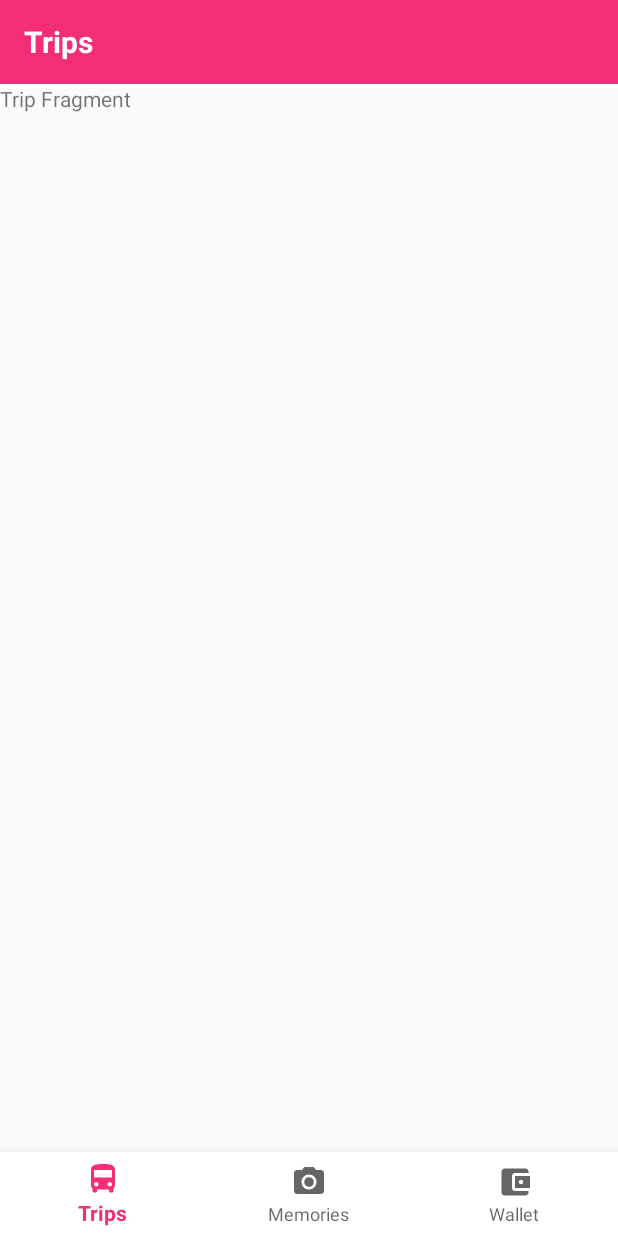
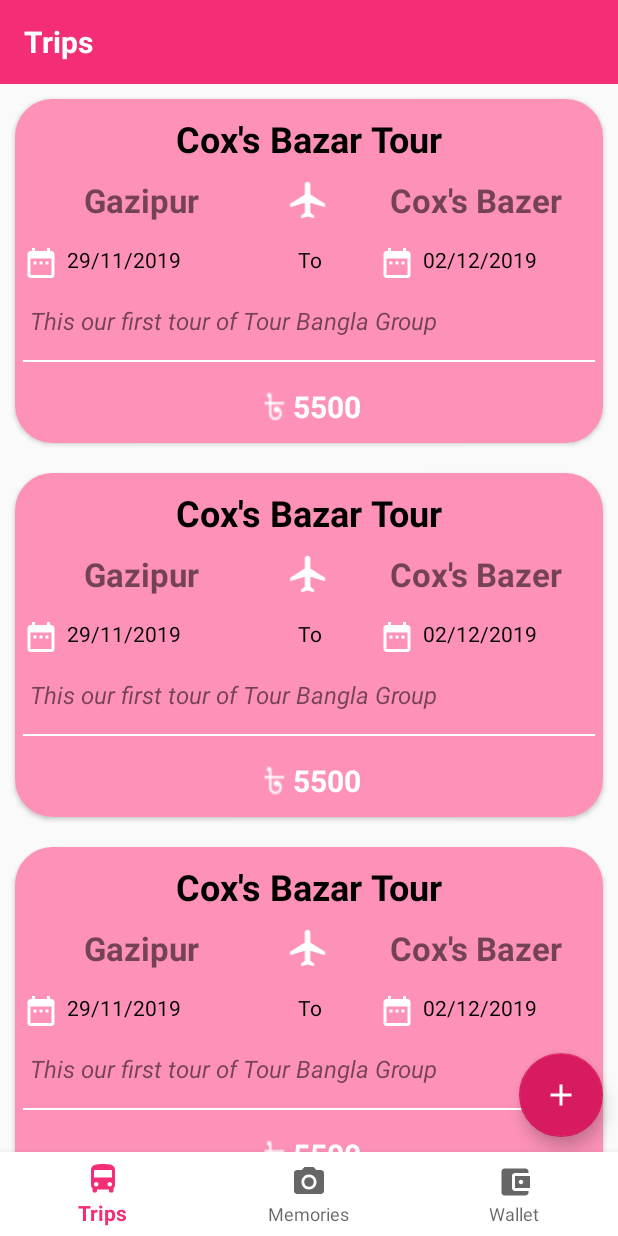
Before and after one commit to alamin-karno/TourMate, an Android app: the TripFragment screen opened directly, with no data from a screen before it, on a phone screen of 412 x 824 dp. Run offline under Robolectric (Android 15) with nearby library versions, the phone set to English and light mode, and no system bars.

Commit message:
Fragment Added.

```diff
--- a/app/src/main/AndroidManifest.xml
+++ b/app/src/main/AndroidManifest.xml
@@ -9,7 +9,8 @@
         android:roundIcon="@mipmap/ic_launcher_round"
         android:supportsRtl="true"
         android:theme="@style/AppTheme">
-        <activity android:name=".activity.ForgetPasswordActivity"></activity>
+        <activity android:name=".activity.AddTripActivity"></activity>
+        <activity android:name=".activity.ForgetPasswordActivity" />
         <activity android:name=".splash_screen.SplashActivity">
             <intent-filter>
                 <action android:name="android.intent.action.MAIN" />
@@ -18,8 +19,9 @@
             </intent-filter>
         </activity>
         <activity android:name=".activity.SignupActivity" />
-        <activity android:name=".activity.LoginActivity"></activity>
+        <activity android:name=".activity.LoginActivity" />
         <activity android:name=".activity.MainActivity" />
+
         <service
             android:name=".service.MyFirebaseMessagingService"
             android:exported="false">
--- /dev/null
+++ b/app/src/main/java/com/teamblank/tourmate/adapters/TripAdapter.java
@@ -0,0 +1,60 @@
+package com.teamblank.tourmate.adapters;
+
+import android.view.LayoutInflater;
+import android.view.View;
+import android.view.ViewGroup;
+import android.widget.TextView;
+
+import androidx.annotation.NonNull;
+import androidx.recyclerview.widget.RecyclerView;
+
+import com.teamblank.tourmate.R;
+import com.teamblank.tourmate.model_class.Trip;
+
+import java.util.List;
+
+public class TripAdapter extends RecyclerView.Adapter<TripAdapter.ViewHolder> {
+    private List<Trip> trips;
+
+    public TripAdapter(List<Trip> trips) {
+        this.trips = trips;
+    }
+
+    @NonNull
+    @Override
+    public TripAdapter.ViewHolder onCreateViewHolder(@NonNull ViewGroup parent, int viewType) {
+        View view = LayoutInflater.from(parent.getContext()).inflate(R.layout.model_design_tour_expense,parent,false);
+        return new ViewHolder(view);
+    }
+
+    @Override
+    public void onBindViewHolder(@NonNull TripAdapter.ViewHolder holder, int position) {
+        Trip trip = trips.get(position);
+        holder.triptitleTV.setText(trip.getTriptitle());
+        holder.startlocationTV.setText(trip.getStartlocation());
+        holder.locationtripTV.setText(trip.getTriplocation());
+        holder.startdateTV.setText(trip.getStartdate());
+        holder.enddateTV.setText(trip.getEnddate());
+        holder.tripdetailsTV.setText(trip.getTripdetails());
+        holder.tripbudgetTV.setText(trip.getTripbudget());
+    }
+
+    @Override
+    public int getItemCount() {
+        return trips.size();
+    }
+
+    public class ViewHolder extends RecyclerView.ViewHolder {
+        private TextView triptitleTV,startlocationTV,locationtripTV,startdateTV,enddateTV,tripdetailsTV,tripbudgetTV;
+        public ViewHolder(@NonNull View itemView) {
+            super(itemView);
+            triptitleTV = itemView.findViewById(R.id.triptitleTV);
+            startlocationTV = itemView.findViewById(R.id.startloactionTV);
+            locationtripTV = itemView.findViewById(R.id.locationtripTV);
+            startdateTV = itemView.findViewById(R.id.startdateTV);
+            enddateTV = itemView.findViewById(R.id.enddateTV);
+            tripdetailsTV = itemView.findViewById(R.id.tripdetailsTV);
+            tripbudgetTV = itemView.findViewById(R.id.tripbudgetTV);
+        }
+    }
+}
--- a/app/src/main/java/com/teamblank/tourmate/fragments/TripFragment.java
+++ b/app/src/main/java/com/teamblank/tourmate/fragments/TripFragment.java
@@ -4,16 +4,26 @@ package com.teamblank.tourmate.fragments;
 import android.os.Bundle;
 
 import androidx.fragment.app.Fragment;
+import androidx.recyclerview.widget.LinearLayoutManager;
+import androidx.recyclerview.widget.RecyclerView;
 
 import android.view.LayoutInflater;
 import android.view.View;
 import android.view.ViewGroup;
 
+import com.google.android.material.floatingactionbutton.FloatingActionButton;
 import com.teamblank.tourmate.R;
+import com.teamblank.tourmate.adapters.TripAdapter;
+import com.teamblank.tourmate.model_class.Trip;
+
+import java.util.ArrayList;
+import java.util.List;
 
 public class TripFragment extends Fragment {
-
-
+    private List<Trip> tripList;
+    private RecyclerView recyclerView;
+    private TripAdapter adapter;
+    private FloatingActionButton addtripfavicon;
     public TripFragment() {
         // Required empty public constructor
     }
@@ -23,7 +33,29 @@ public class TripFragment extends Fragment {
     public View onCreateView(LayoutInflater inflater, ViewGroup container,
                              Bundle savedInstanceState) {
         // Inflate the layout for this fragment
-        return inflater.inflate(R.layout.fragment_trip, container, false);
+        View view = inflater.inflate(R.layout.fragment_trip, container, false);
+
+        init(view);
+
+        tripList.add(new Trip("1","Cox's Bazar Tour","Gazipur","Cox's Bazer","29/11/2019","02/12/2019","This our first tour of Tour Bangla Group","5500"));
+        tripList.add(new Trip("1","Cox's Bazar Tour","Gazipur","Cox's Bazer","29/11/2019","02/12/2019","This our first tour of Tour Bangla Group","5500"));
+        tripList.add(new Trip("1","Cox's Bazar Tour","Gazipur","Cox's Bazer","29/11/2019","02/12/2019","This our first tour of Tour Bangla Group","5500"));
+        tripList.add(new Trip("1","Cox's Bazar Tour","Gazipur","Cox's Bazer","29/11/2019","02/12/2019","This our first tour of Tour Bangla Group","5500"));
+        tripList.add(new Trip("1","Cox's Bazar Tour","Gazipur","Cox's Bazer","29/11/2019","02/12/2019","This our first tour of Tour Bangla Group","5500"));
+        tripList.add(new Trip("1","Cox's Bazar Tour","Gazipur","Cox's Bazer","29/11/2019","02/12/2019","This our first tour of Tour Bangla Group","5500"));
+        tripList.add(new Trip("1","Cox's Bazar Tour","Gazipur","Cox's Bazer","29/11/2019","02/12/2019","This our first tour of Tour Bangla Group","5500"));
+        tripList.add(new Trip("1","Cox's Bazar Tour","Gazipur","Cox's Bazer","29/11/2019","02/12/2019","This our first tour of Tour Bangla Group","5500"));
+        adapter.notifyDataSetChanged();
+        return view;
+    }
+
+    private void init(View view) {
+        addtripfavicon = view.findViewById(R.id.addTripFav);
+        tripList = new ArrayList<>();
+        recyclerView = view.findViewById(R.id.tripRecyclerView);
+        recyclerView.setLayoutManager(new LinearLayoutManager(getContext()));
+        adapter = new TripAdapter(tripList);
+        recyclerView.setAdapter(adapter);
     }
 
 }
--- /dev/null
+++ b/app/src/main/res/drawable/add.xml
@@ -0,0 +1,5 @@
+<vector android:height="24dp" android:tint="#FFFFFF"
+    android:viewportHeight="24.0" android:viewportWidth="24.0"
+    android:width="24dp" xmlns:android="http://schemas.android.com/apk/res/android">
+    <path android:fillColor="#FF000000" android:pathData="M19,13h-6v6h-2v-6H5v-2h6V5h2v6h6v2z"/>
+</vector>
--- a/app/src/main/res/layout/activity_login.xml
+++ b/app/src/main/res/layout/activity_login.xml
@@ -67,7 +67,7 @@
             android:drawablePadding="5dp"
             android:background="@drawable/fieldbg"
             android:padding="15dp"
-            android:inputType="phone"
+            android:inputType="textEmailAddress"
             android:layout_margin="10dp"/>
         <EditText
             android:id="@+id/passwordET"
--- a/app/src/main/res/layout/fragment_trip.xml
+++ b/app/src/main/res/layout/fragment_trip.xml
@@ -1,14 +1,22 @@
 <?xml version="1.0" encoding="utf-8"?>
-<FrameLayout xmlns:android="http://schemas.android.com/apk/res/android"
+<RelativeLayout xmlns:android="http://schemas.android.com/apk/res/android"
     xmlns:tools="http://schemas.android.com/tools"
     android:layout_width="match_parent"
     android:layout_height="match_parent"
     tools:context=".fragments.TripFragment">
 
-    <!-- TODO: Update blank fragment layout -->
-    <TextView
+    <androidx.recyclerview.widget.RecyclerView
         android:layout_width="match_parent"
         android:layout_height="match_parent"
-        android:text="Trip Fragment" />
+        android:id="@+id/tripRecyclerView"/>
+    <com.google.android.material.floatingactionbutton.FloatingActionButton
+        android:id="@+id/addTripFav"
+        android:layout_width="wrap_content"
+        android:layout_height="wrap_content"
+        android:layout_alignParentBottom="true"
+        android:layout_alignParentRight="true"
+        android:layout_marginBottom="10dp"
+        android:src="@drawable/add"
+        android:layout_marginRight="10dp"/>
 
-</FrameLayout>
+</RelativeLayout>
--- a/app/src/main/res/layout/model_design_tour_expense.xml
+++ b/app/src/main/res/layout/model_design_tour_expense.xml
@@ -8,12 +8,12 @@
     <androidx.cardview.widget.CardView
         android:layout_width="match_parent"
         android:layout_height="wrap_content"
-        app:cardCornerRadius="12dp"
+        app:cardCornerRadius="25dp"
         android:layout_margin="10dp">
         <LinearLayout
             android:layout_width="match_parent"
             android:layout_height="wrap_content"
-            android:background="@color/colorPrimary"
+            android:background="#FD91B8"
             android:orientation="vertical">
             <TextView
                 android:id="@+id/triptitleTV"
@@ -21,7 +21,7 @@
                 android:layout_height="wrap_content"
                 android:text="Trip Title"
                 android:textSize="24sp"
-                android:textColor="#FFF"
+                android:textColor="#000"
                 android:textStyle="bold"
                 android:textAlignment="center"
                 android:layout_marginTop="10dp"/>
@@ -36,7 +36,6 @@
                     android:layout_weight=".4"
                     android:layout_height="match_parent"
                     android:text="Gazipur"
-                    android:textColor="#FFF"
                     android:textSize="22sp"
                     android:textStyle="bold"
                     android:textAlignment="center"/>
@@ -52,7 +51,6 @@
                     android:layout_height="match_parent"
                     android:text="Cox's Bazar"
                     android:textSize="22sp"
-                    android:textColor="#FFF"
                     android:textStyle="bold"
                     android:textAlignment="center"/>
             </LinearLayout>
@@ -67,7 +65,7 @@
                     android:layout_height="match_parent"
                     android:text="Trip Start Date"
                     android:drawableLeft="@drawable/date"
-                    android:textColor="#FFF"
+                    android:textColor="#000"
                     android:drawablePadding="5dp"
                     android:layout_margin="5dp"/>
                 <TextView
@@ -75,7 +73,7 @@
                     android:layout_height="match_parent"
                     android:layout_weight=".2"
                     android:text="To"
-                    android:textColor="#FFF"
+                    android:textColor="#000"
                     android:layout_margin="5dp"
                     android:textAlignment="center"/>
                 <TextView
@@ -84,7 +82,7 @@
                     android:layout_weight=".4"
                     android:layout_height="match_parent"
                     android:text="Trip End Date"
-                    android:textColor="#FFF"
+                    android:textColor="#000"
                     android:drawableLeft="@drawable/date"
                     android:drawablePadding="5dp"
                     android:layout_margin="5dp"/>
@@ -97,7 +95,6 @@
                 android:text="Discription"
                 android:textSize="16sp"
                 android:textStyle="italic"
-                android:textColor="#FFF"
                 android:layout_margin="10dp"/>
             <View
                 android:layout_width="match_parent"
@@ -108,7 +105,9 @@
                 android:layout_width="match_parent"
                 android:layout_height="wrap_content"
                 android:orientation="horizontal"
-                android:gravity="center">
+                android:gravity="center"
+                android:layout_margin="5dp"
+                android:padding="5dp">
                 <ImageView
                     android:layout_width="wrap_content"
                     android:layout_height="match_parent"
@@ -121,7 +120,6 @@
                     android:textSize="20sp"
                     android:textStyle="bold"
                     android:textColor="#FFF"
-                    android:layout_margin="10dp"
                     android:textAlignment="center"/>
             </LinearLayout>
         </LinearLayout>
```
Also changed, not shown: app/src/main/java/com/teamblank/tourmate/activity/AddTripActivity.java (added, +19 -0 lines), app/src/main/res/layout/activity_add_trip.xml (added, +105 -0 lines).
